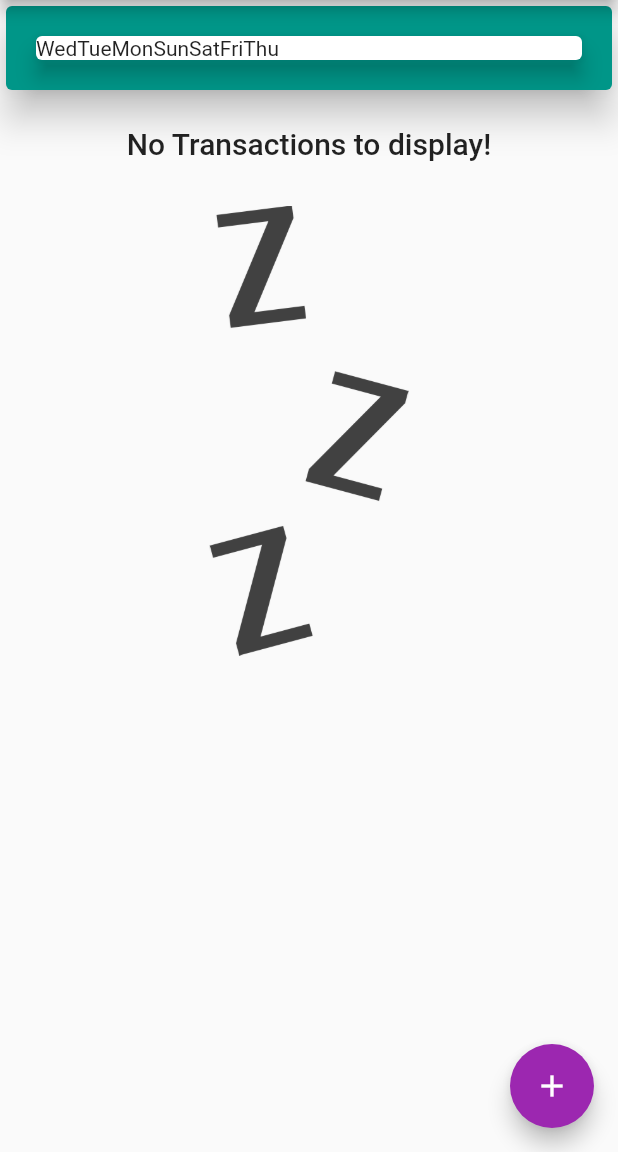
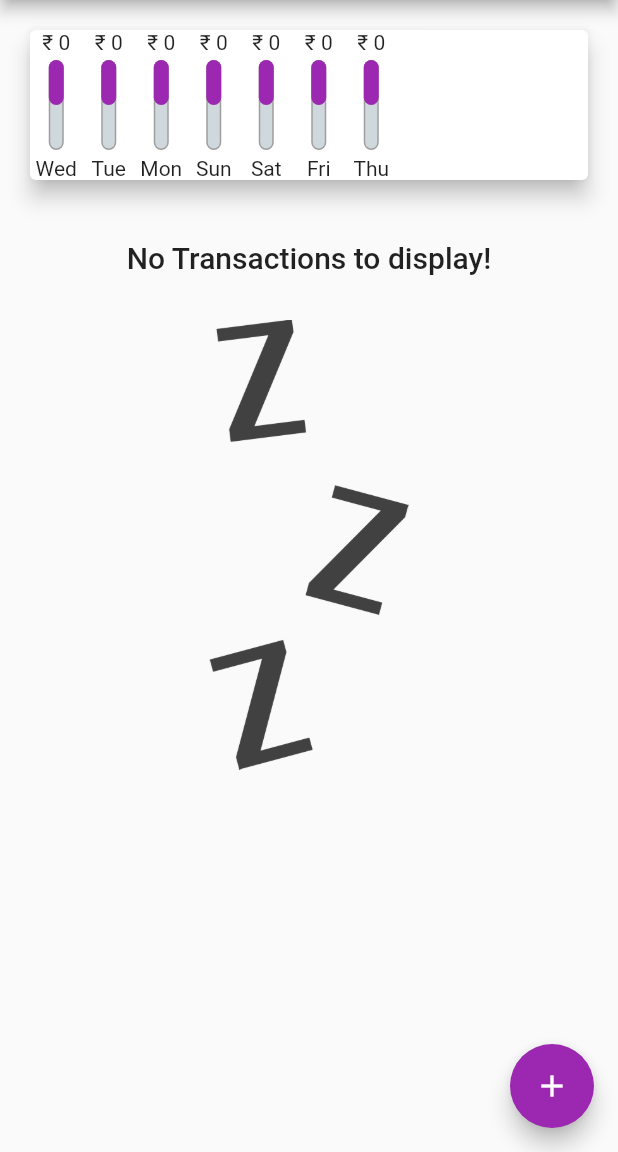
Before and after one commit to Karanjot-singh/Flutter-StockPlus, a Flutter app: the screen it shows after launch, on a phone screen of 412 x 824 dp, the part 84-1236 px from its top. Run offline on Flutter 3.47's test engine with Material 2 defaults, Android fonts, the phone set to English and light mode, and no system bars.

Commit message:
Major UI Edits

```diff
--- a/lib/main.dart
+++ b/lib/main.dart
@@ -116,11 +116,7 @@ class _MyHomePageState extends State<MyHomePage> {
           children: <Widget>[
             Container(
               width: double.infinity,
-              child: Card(
-                color: Theme.of(context).primaryColor,
-                elevation: 10,
-                child: Chart(_recentTransaction),
-              ),
+              child: Chart(_recentTransaction),
             ),
             TransactionList(_userTransaction),
           ],
--- a/lib/widgets/chart.dart
+++ b/lib/widgets/chart.dart
@@ -1,3 +1,4 @@
+import 'package:Xpense/widgets/chart_bar.dart';
 import 'package:flutter/material.dart';
 import '../models/Transaction.dart';
 import 'package:intl/intl.dart';
@@ -35,11 +36,13 @@ class Chart extends StatelessWidget {
     print(weeklyTx);
     return Card(
       child: Row(
-          children: weeklyTx.map(
-        (data) {
-          return Text(data['day']);
-        },
-      ).toList()),
+        children: weeklyTx.map(
+          (data) {
+            return Chartbar(data['day'], data['amount'], 0.5);
+            // return Text(data['day']);
+          }
+        ).toList(),
+      ),
       elevation: 6,
       margin: EdgeInsets.all(20),
     );
--- a/lib/widgets/chart_bar.dart
+++ b/lib/widgets/chart_bar.dart
@@ -1,4 +1,4 @@
-import'package:flutter/material.dart';
+import 'package:flutter/material.dart';
 
 class Chartbar extends StatelessWidget {
   final String label;
@@ -8,8 +8,50 @@ class Chartbar extends StatelessWidget {
 
   @override
   Widget build(BuildContext context) {
-    return Column(children: <Widget>[],
+    return Column(
+      children: <Widget>[
 
+        Text(
+          "₹ " + amountValue.toStringAsFixed(0),
+        ),
+        SizedBox(
+          height: 4,
+        ),
+        Container(
+          height: 60,
+          width: 10,
+          child: Stack(
+            children: <Widget>[
+              Container(
+                decoration: BoxDecoration(
+                  color: Colors.blueGrey[100],
+                  borderRadius: BorderRadius.circular(10),
+                  border: Border.all(
+                    color: Colors.grey,
+                    width: 1.0,
+                  ),
+                ),
+              ),
+              FractionallySizedBox(
+                heightFactor: totalPercentTx,
+                child: Container(
+                  decoration: BoxDecoration(
+                    borderRadius: BorderRadius.circular(10),
+                    color: Theme.of(context).accentColor,
+                  ),
+                ),
+              )
+            ],
+          ),
+        ),
+        SizedBox(
+          height: 4,
+        ),
+        Text(label),
+        SizedBox(
+          width: 35,
+        ),
+      ],
     );
   }
 }
--- a/lib/widgets/transaction_list.dart
+++ b/lib/widgets/transaction_list.dart
@@ -40,7 +40,7 @@ class TransactionList extends StatelessWidget {
                           "\₹ " +
                               _userTransaction[index].amount.toStringAsFixed(2),
                           style: TextStyle(
-                            color: Theme.of(context).accentColor,
+                            color: Theme.of(context).primaryColor,
                             fontSize: 20,
                             fontWeight: FontWeight.bold,
                           ),
```
